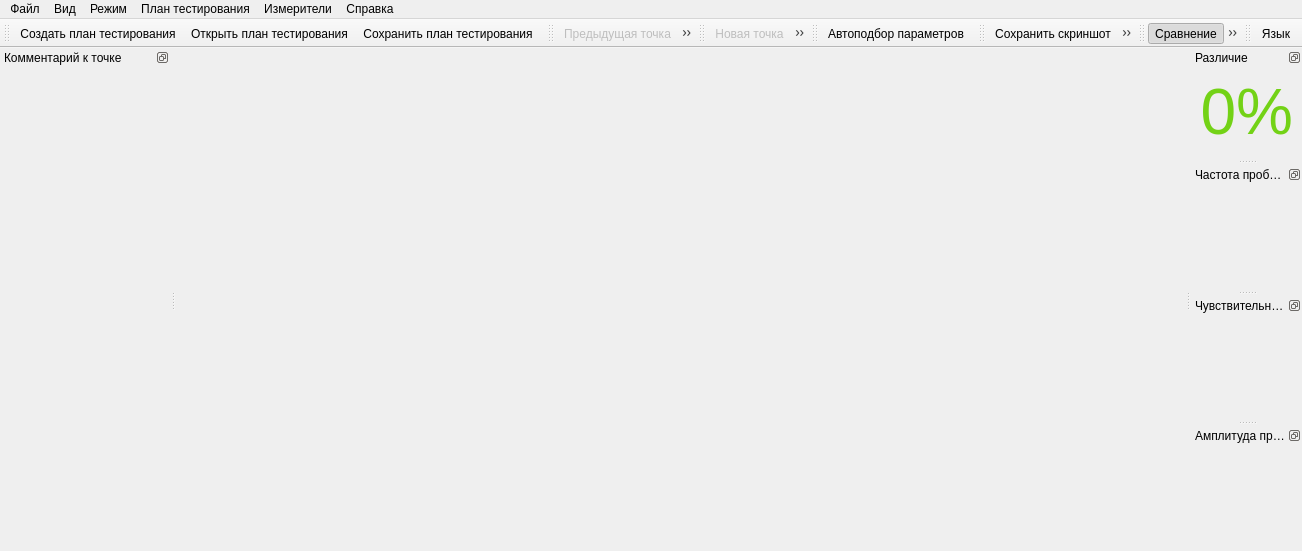
Qt form gui/mainwindow.ui (EPC-MSU/EPLab) before a commit.
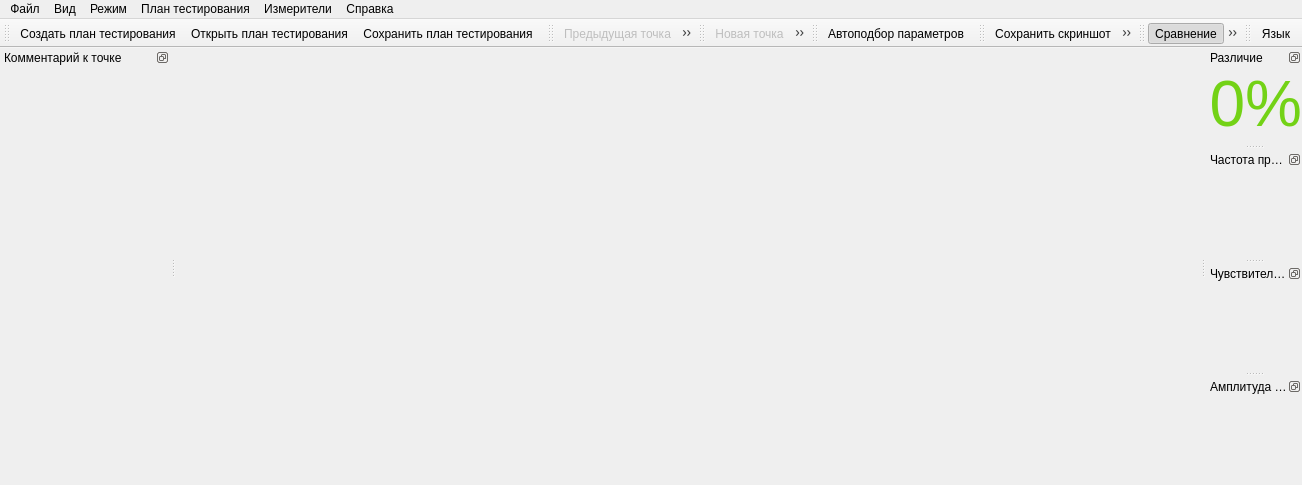
The same form after that commit. Icons and pictures are not drawn.

Commit message: Removed the margins for score_widget #128956

Patch:
```diff
--- a/gui/mainwindow.ui
+++ b/gui/mainwindow.ui
@@ -7,7 +7,7 @@
     <x>0</x>
     <y>0</y>
     <width>1207</width>
-    <height>551</height>
+    <height>485</height>
    </rect>
   </property>
   <property name="focusPolicy">
@@ -26,14 +26,14 @@
    </property>
    <property name="minimumSize">
     <size>
-     <width>94</width>
-     <height>109</height>
+     <width>96</width>
+     <height>96</height>
     </size>
    </property>
    <property name="maximumSize">
     <size>
      <width>524287</width>
-     <height>524287</height>
+     <height>96</height>
     </size>
    </property>
    <property name="focusPolicy">
@@ -53,6 +53,21 @@
      <enum>Qt::ClickFocus</enum>
     </property>
     <layout class="QVBoxLayout" name="verticalLayout_5">
+     <property name="spacing">
+      <number>0</number>
+     </property>
+     <property name="leftMargin">
+      <number>0</number>
+     </property>
+     <property name="topMargin">
+      <number>0</number>
+     </property>
+     <property name="rightMargin">
+      <number>0</number>
+     </property>
+     <property name="bottomMargin">
+      <number>0</number>
+     </property>
      <item alignment="Qt::AlignRight">
       <widget class="QLabel" name="score_label">
        <property name="minimumSize">
@@ -67,6 +82,9 @@
          <height>100</height>
         </size>
        </property>
+       <property name="frameShape">
+        <enum>QFrame::NoFrame</enum>
+       </property>
        <property name="text">
         <string>&lt;html&gt;&lt;head/&gt;&lt;body&gt;&lt;p align=&quot;right&quot;&gt;&lt;span style=&quot; font-family:'Courier,monospace'; font-size:48pt; color:#73d216;&quot;&gt;0%&lt;/span&gt;&lt;/p&gt;&lt;/body&gt;&lt;/html&gt;</string>
        </property>
@@ -76,6 +94,9 @@
        <property name="alignment">
         <set>Qt::AlignCenter</set>
        </property>
+       <property name="indent">
+        <number>0</number>
+       </property>
       </widget>
      </item>
     </layout>
```
